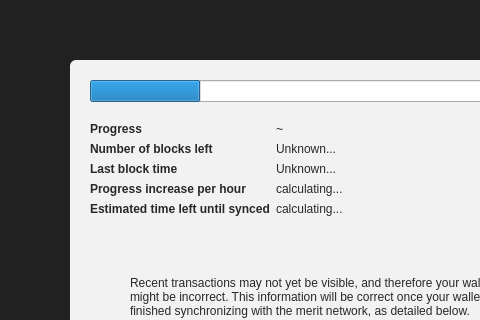
Before: the Qt Designer form src/qt/forms/modaloverlay.ui in meritlabs/merit, drawn with Qt 5; both pictures show x 0 to 480 and y 0 to 320 of the 640 by 600 pixel window.
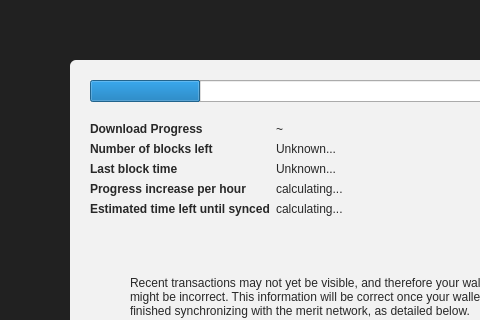
After: the same form once the commit is applied. Icons and pictures are not drawn. Custom widgets are drawn as their Qt base class.

Commit message: Better messaging during reindexing and downloading.

Patch:
```diff
--- a/src/qt/forms/modaloverlay.ui
+++ b/src/qt/forms/modaloverlay.ui
@@ -7,7 +7,7 @@
     <x>0</x>
     <y>0</y>
     <width>640</width>
-    <height>385</height>
+    <height>600</height>
    </rect>
   </property>
   <property name="windowTitle">
@@ -115,7 +115,7 @@
               </font>
              </property>
              <property name="text">
-              <string>Progress</string>
+              <string>Download Progress</string>
              </property>
             </widget>
            </item>
```
The commit also changes 1 other file.
